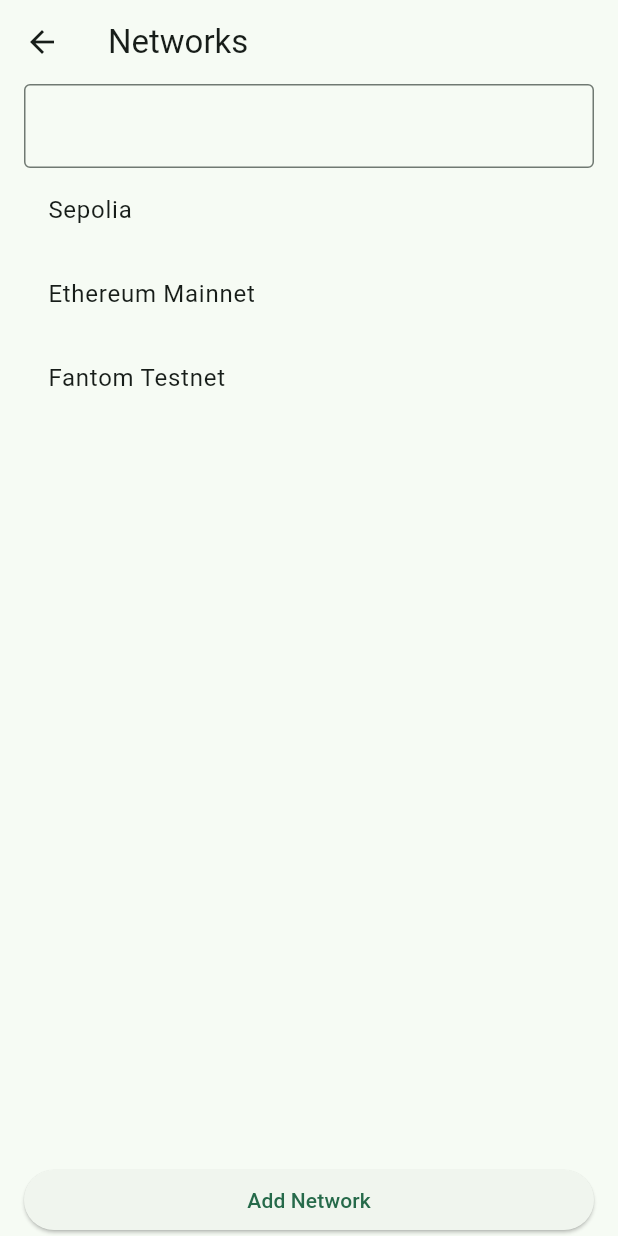
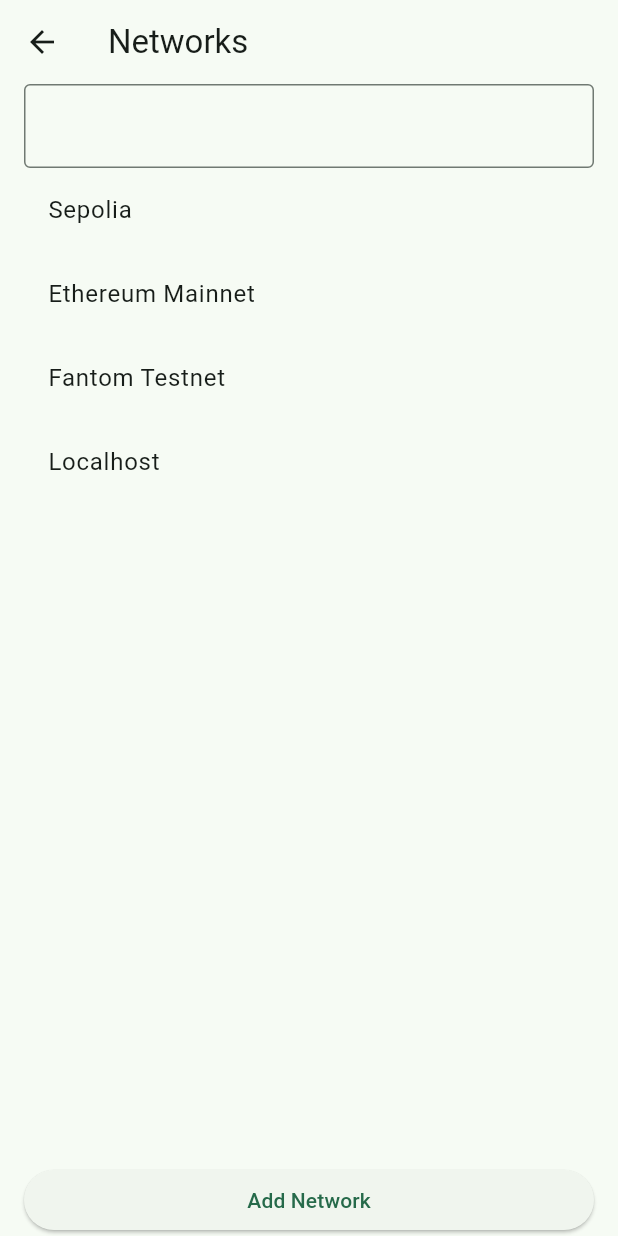
Before and after one commit to GreatApe77/kriptum, a Flutter app: the SettingsPage screen opened by its route, after a tap on "Networks", on a phone screen of 412 x 824 dp. Run offline on Flutter 3.47's test engine with Material 3 defaults, Android fonts, the phone set to English and light mode, and no system bars; our stand-ins replace get_it, go_router, hex, qr_flutter, shared_preferences and 1 more; missing offline and left inert: bip39, dart:ffi, hd_wallet_kit, web3dart; accounts and stored records are empty.

Commit message:
change networks list into a component

```diff
--- a/lib/controllers/account_balance_controller.dart
+++ b/lib/controllers/account_balance_controller.dart
@@ -9,8 +9,10 @@ class AccountBalanceController extends ChangeNotifier {
   AccountBalanceController({required WalletServices walletServices})
       : _walletServices = walletServices;
 
-  loadAccountBalance(String accountAddress) async {
-    balance = await _walletServices.getBalance(accountAddress);
+  loadAccountBalance(String accountAddress, {String? rpcEndpoint}) async {
+    balance = await _walletServices.getBalance(accountAddress,
+        rpcEndpoint: rpcEndpoint ?? 'http://10.0.2.2:8545');
+        print(balance);
     notifyListeners();
   }
 }
--- a/lib/data/models/settings.dart
+++ b/lib/data/models/settings.dart
@@ -5,10 +5,12 @@ class Settings {
   int lastConnectedIndex;
   bool isDarkTheme;
   bool containsWallet;
+  int lastConnectedChainId;
   Settings({
     required this.lastConnectedIndex,
     required this.isDarkTheme,
     required this.containsWallet,
+    required this.lastConnectedChainId,
   });
 
 
@@ -16,11 +18,13 @@ class Settings {
     int? lastConnectedIndex,
     bool? isDarkTheme,
     bool? containsWallet,
+    int? lastConnectedChainId,
   }) {
     return Settings(
       lastConnectedIndex: lastConnectedIndex ?? this.lastConnectedIndex,
       isDarkTheme: isDarkTheme ?? this.isDarkTheme,
       containsWallet: containsWallet ?? this.containsWallet,
+      lastConnectedChainId: lastConnectedChainId ?? this.lastConnectedChainId,
     );
   }
 
@@ -29,6 +33,7 @@ class Settings {
       'lastConnectedIndex': lastConnectedIndex,
       'isDarkTheme': isDarkTheme,
       'containsWallet': containsWallet,
+      'lastConnectedChainId': lastConnectedChainId,
     };
   }
 
@@ -37,6 +42,7 @@ class Settings {
       lastConnectedIndex: map['lastConnectedIndex'] as int,
       isDarkTheme: map['isDarkTheme'] as bool,
       containsWallet: map['containsWallet'] as bool,
+      lastConnectedChainId: map['lastConnectedChainId'] as int,
     );
   }
 
@@ -45,7 +51,9 @@ class Settings {
   factory Settings.fromJson(String source) => Settings.fromMap(json.decode(source) as Map<String, dynamic>);
 
   @override
-  String toString() => 'Settings(lastConnectedIndex: $lastConnectedIndex, isDarkTheme: $isDarkTheme, containsWallet: $containsWallet)';
+  String toString() {
+    return 'Settings(lastConnectedIndex: $lastConnectedIndex, isDarkTheme: $isDarkTheme, containsWallet: $containsWallet, lastConnectedChainId: $lastConnectedChainId)';
+  }
 
   @override
   bool operator ==(covariant Settings other) {
@@ -54,9 +62,15 @@ class Settings {
     return
       other.lastConnectedIndex == lastConnectedIndex &&
       other.isDarkTheme == isDarkTheme &&
-      other.containsWallet == containsWallet;
+      other.containsWallet == containsWallet &&
+      other.lastConnectedChainId == lastConnectedChainId;
   }
 
   @override
-  int get hashCode => lastConnectedIndex.hashCode ^ isDarkTheme.hashCode ^ containsWallet.hashCode;
+  int get hashCode {
+    return lastConnectedIndex.hashCode ^
+      isDarkTheme.hashCode ^
+      containsWallet.hashCode ^
+      lastConnectedChainId.hashCode;
+  }
 }
--- a/lib/locator.dart
+++ b/lib/locator.dart
@@ -60,4 +60,5 @@ Future<void> setup() async {
     () =>
         NetworksController(networkRepository: locator.get<NetworkRepository>()),
   );
+
 }
--- a/lib/router.dart
+++ b/lib/router.dart
@@ -60,6 +60,7 @@ final routes = [
   GoRoute(
     path: AppRoutes.home,
     builder: (context, state) => HomePage(
+      networksController: locator.get<NetworksController>(),
       accountBalanceController: locator.get<AccountBalanceController>(),
       settingsController: locator.get<SettingsController>(),
       connectedAccountController: locator.get<AccountsController>(),
--- /dev/null
+++ b/lib/ui/shared/widgets/networks_list.dart
@@ -0,0 +1,46 @@
+import 'package:flutter/material.dart';
+import 'package:flutter/widgets.dart';
+import 'package:kriptum/controllers/networks_controller.dart';
+import 'package:kriptum/domain/models/network.dart';
+import 'package:kriptum/ui/shared/constants/app_spacings.dart';
+import 'package:kriptum/ui/views/settings/screens/networks/screens/add_network_screen.dart';
+
+class NetworksList extends StatelessWidget {
+  final NetworksController networksController;
+  const NetworksList({super.key, required this.networksController});
+
+  @override
+  Widget build(BuildContext context) {
+    return Padding(
+      padding: AppSpacings.horizontalPadding,
+      child: SafeArea(
+        child: Column(
+          crossAxisAlignment: CrossAxisAlignment.stretch,
+          children: [
+            const TextField(
+              decoration: InputDecoration(border: OutlineInputBorder()),
+            ),
+            Expanded(
+                child: ListenableBuilder(
+                    listenable: networksController,
+                    builder: (context, child) {
+                      return ListView.builder(
+                        itemCount: networksController.networks.length,
+                        itemBuilder: (context, index) => ListTile(
+                          title: Text(
+                              networksController.networks[index].name),
+                        ),
+                      );
+                    })),
+            ElevatedButton(
+                onPressed: () => Navigator.of(context).push(MaterialPageRoute(
+                      builder: (context) => AddNetworkScreen(
+                          networksController: networksController),
+                    )),
+                child: const Text('Add Network'))
+          ],
+        ),
+      ),
+    );
+  }
+}
--- a/lib/ui/views/home_page/home_page.dart
+++ b/lib/ui/views/home_page/home_page.dart
@@ -2,6 +2,7 @@ import 'package:flutter/material.dart';
 import 'package:go_router/go_router.dart';
 import 'package:kriptum/controllers/account_balance_controller.dart';
 import 'package:kriptum/controllers/accounts_controller.dart.dart';
+import 'package:kriptum/controllers/networks_controller.dart';
 import 'package:kriptum/controllers/settings_controller.dart';
 import 'package:kriptum/router.dart';
 import 'package:kriptum/ui/views/home_page/controllers/navigation_bar_controller.dart';
@@ -13,12 +14,13 @@ class HomePage extends StatefulWidget {
   final AccountsController connectedAccountController;
   final SettingsController settingsController;
   final AccountBalanceController accountBalanceController;
+  final NetworksController networksController;
   const HomePage(
       {super.key,
       required this.navigationBarController,
       required this.connectedAccountController,
       required this.settingsController,
-      required this.accountBalanceController});
+      required this.accountBalanceController, required this.networksController});
 
   @override
   State<HomePage> createState() => _HomePageState();
@@ -132,6 +134,7 @@ class _HomePageState extends State<HomePage> {
                     //     child: Text(
                     //         'PAGE: ${widget.navigationBarController.selectedPage} \n CURRENT ACCOUNT : ${widget.connectedAccountController.connectedAccount?.address ?? 'NAO TEM'}')),
                     WalletScreen(
+                      networksController: widget.networksController,
                       settingsController: widget.settingsController,
                       accountsController: widget.connectedAccountController,
                       accountBalanceController: widget.accountBalanceController,
--- a/lib/ui/views/settings/screens/networks/networks_screen.dart
+++ b/lib/ui/views/settings/screens/networks/networks_screen.dart
@@ -2,6 +2,7 @@ import 'package:flutter/material.dart';
 import 'package:kriptum/controllers/networks_controller.dart';
 import 'package:kriptum/data/repositories/networks/network_repository.dart';
 import 'package:kriptum/ui/shared/constants/app_spacings.dart';
+import 'package:kriptum/ui/shared/widgets/networks_list.dart';
 import 'package:kriptum/ui/views/settings/screens/networks/screens/add_network_screen.dart';
 
 class NetworksScreen extends StatefulWidget {
@@ -25,31 +26,7 @@ class _NetworksScreenState extends State<NetworksScreen> {
       appBar: AppBar(
         title: const Text('Networks'),
       ),
-      body: Padding(
-        padding: AppSpacings.horizontalPadding,
-        child: SafeArea(
-          child: Column(
-            crossAxisAlignment: CrossAxisAlignment.stretch,
-            children: [
-              TextField(
-                decoration: InputDecoration(border: OutlineInputBorder()),
-              ),
-              Expanded(
-                  child: ListenableBuilder(
-                      listenable: widget.networksController,
-                      builder: (context, child) {
-                        return ListView.builder(
-                          itemCount: widget.networksController.networks.length,
-                          itemBuilder: (context, index) => ListTile(
-                            title: Text(widget.networksController.networks[index].name),
-                          ),
-                        );
-                      })),
-              ElevatedButton(onPressed: () => Navigator.of(context).push(MaterialPageRoute(builder: (context) => AddNetworkScreen(networksController: widget.networksController),)), child: Text('Add Network'))
-            ],
-          ),
-        ),
-      ),
+      body: NetworksList(networksController: widget.networksController),
     );
   }
 }
```
Also changed, not shown: lib/data/repositories/networks/network_repository_memory_impl.dart (+10 -0 lines), lib/data/services/settings_service_impl.dart (+5 -5 lines), lib/ui/views/home_page/screens/wallet_screen.dart (+37 -6 lines).
